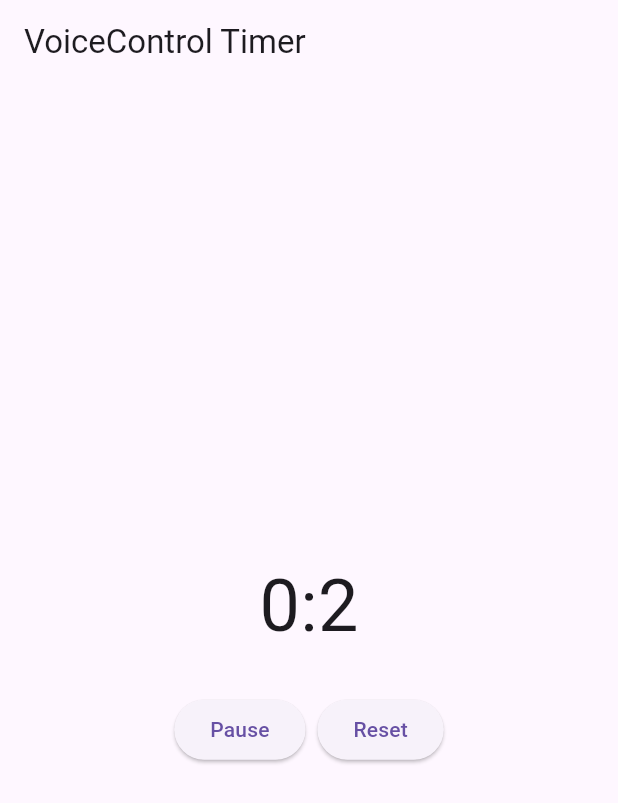
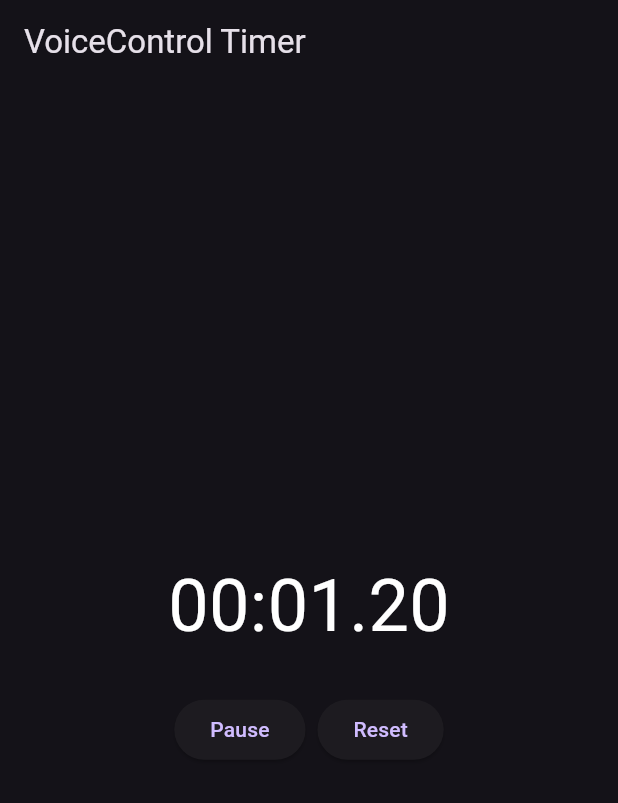
Before and after one commit to alexsvtmdev/vcstopwatch, a Flutter app: the screen it shows after launch, after a tap on "Start", on a phone screen of 412 x 824 dp. Shown: the top 803 px of the screen. Run offline on Flutter 3.47's test engine with Material 3 defaults, Android fonts, the phone set to English and light mode, and no system bars.

Commit message:
First draft without voice control

```diff
--- a/lib/main.dart
+++ b/lib/main.dart
@@ -1,37 +1,42 @@
 import 'dart:async';
-
 import 'package:flutter/material.dart';
 
 void main() {
-  runApp(MyApp());
+  runApp(const MyApp());
 }
 
 class MyApp extends StatelessWidget {
+  const MyApp({super.key}); // Используем super параметры и const конструктор
+
   @override
   Widget build(BuildContext context) {
     return MaterialApp(
       title: 'VoiceControl Timer',
-      theme: ThemeData(primarySwatch: Colors.blue),
-      home: TimerPage(),
+      theme: ThemeData(primarySwatch: Colors.blue, brightness: Brightness.dark),
+      home: const TimerPage(),
     );
   }
 }
 
 class TimerPage extends StatefulWidget {
+  const TimerPage({
+    super.key,
+  }); // Используем super параметры и const конструктор
+
   @override
-  _TimerPageState createState() => _TimerPageState();
+  TimerPageState createState() => TimerPageState();
 }
 
-class _TimerPageState extends State<TimerPage> {
-  static const duration = const Duration(seconds: 1);
-  int secondsPassed = 0;
+class TimerPageState extends State<TimerPage> {
+  static const duration = Duration(milliseconds: 10); // Убрано лишнее const
+  int timeMilliseconds = 0;
   bool isActive = false;
   Timer? timer;
 
   void handleTick() {
     if (isActive) {
       setState(() {
-        secondsPassed = secondsPassed + 1;
+        timeMilliseconds += 10;
       });
     }
   }
@@ -46,8 +51,10 @@
 
   @override
   Widget build(BuildContext context) {
-    int seconds = secondsPassed % 60;
-    int minutes = secondsPassed ~/ 60;
+    double seconds = (timeMilliseconds / 1000) % 60;
+    int minutes = (timeMilliseconds / (1000 * 60)).floor();
+    String formattedTime =
+        "${minutes.toString().padLeft(2, '0')}:${seconds.toStringAsFixed(2).padLeft(5, '0')}";
 
     return Scaffold(
       appBar: AppBar(title: Text('VoiceControl Timer')),
@@ -55,12 +62,16 @@
         child: Column(
           mainAxisAlignment: MainAxisAlignment.center,
           children: <Widget>[
-            Text('$minutes:$seconds', style: TextStyle(fontSize: 48)),
+            Text(
+              formattedTime,
+              style: TextStyle(fontSize: 48, color: Colors.white),
+            ),
             SizedBox(height: 24),
             Row(
               mainAxisAlignment: MainAxisAlignment.center,
               children: <Widget>[
                 ElevatedButton(
+                  style: ElevatedButton.styleFrom(shape: StadiumBorder()),
                   onPressed: () {
                     setState(() {
                       isActive = !isActive;
@@ -70,10 +81,11 @@
                 ),
                 SizedBox(width: 8),
                 ElevatedButton(
+                  style: ElevatedButton.styleFrom(shape: StadiumBorder()),
                   onPressed: () {
                     setState(() {
                       isActive = false;
-                      secondsPassed = 0;
+                      timeMilliseconds = 0;
                     });
                   },
                   child: Text('Reset'),
```
